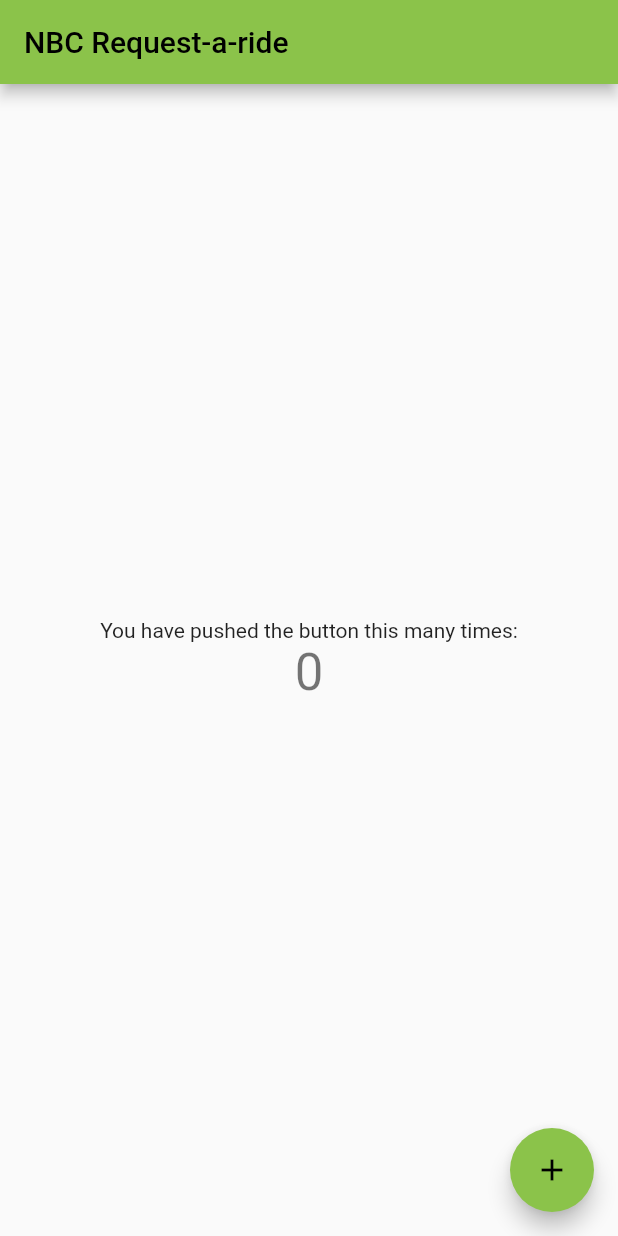
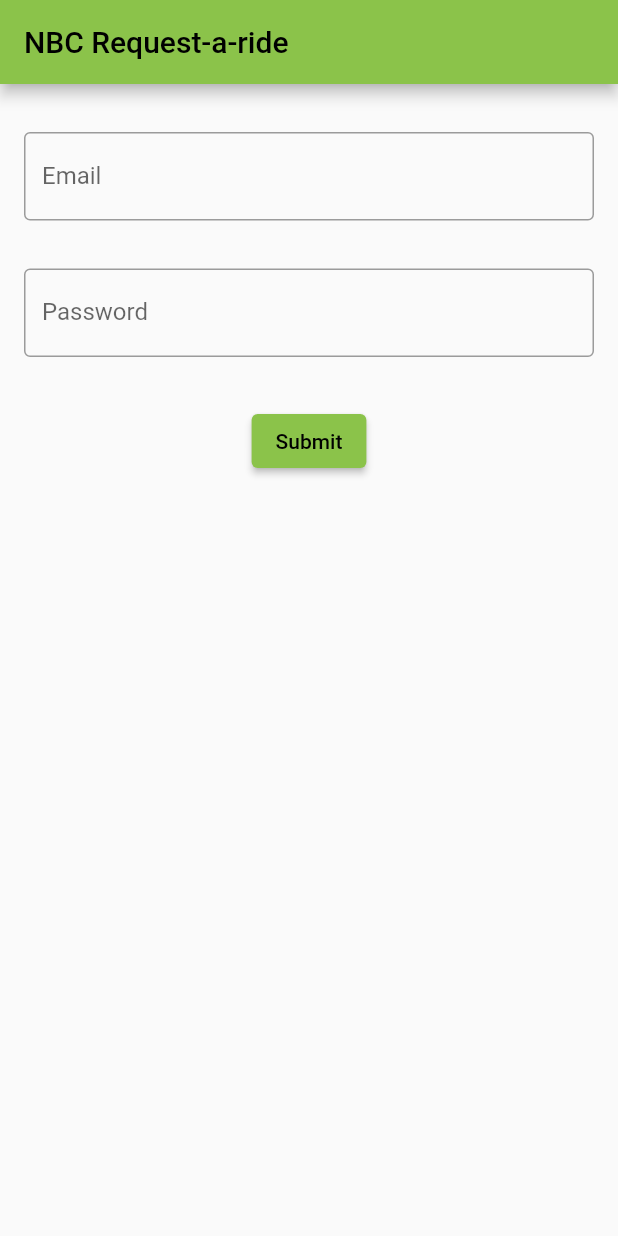
Before and after one commit to KamsiyonnaObi/request-a-ride-app, a Flutter app: the screen it shows after launch, on a phone screen of 412 x 824 dp. Run offline on Flutter 3.47's test engine with Material 2 defaults, Android fonts, the phone set to English and light mode, and no system bars.

Commit message:
Basic Login

```diff
--- a/lib/main.dart
+++ b/lib/main.dart
@@ -29,41 +29,116 @@
 }
 
 class _LoginState extends State<Login> {
-  int _counter = 0;
-
-  void _incrementCounter() {
-    setState(() {
-
-      _counter++;
-    });
-  }
+  final _formKey = GlobalKey<FormState>();
+  TextEditingController emailController = TextEditingController();
+  TextEditingController passwordController = TextEditingController();
 
   @override
   Widget build(BuildContext context) {
     return Scaffold(
       appBar: AppBar(
-
         title: Text(widget.title),
       ),
-      body: Center(
-        child: Column(
-          mainAxisAlignment: MainAxisAlignment.center,
-          children: <Widget>[
-            const Text(
-              'You have pushed the button this many times:',
-            ),
-            Text(
-              '$_counter',
-              style: Theme.of(context).textTheme.headlineMedium,
-            ),
-          ],
+      body: Form(
+        key: _formKey,
+        child: Padding(
+          padding: const EdgeInsets.symmetric(horizontal: 8, vertical: 16),
+          child: Column(
+            crossAxisAlignment: CrossAxisAlignment.center,
+            children: [
+              Padding(
+                padding:
+                    const EdgeInsets.symmetric(horizontal: 8, vertical: 16),
+                child: TextFormField(
+                  controller: emailController,
+                  decoration: const InputDecoration(
+                      border: OutlineInputBorder(), labelText: "Email"),
+                  validator: (value) {
+                    if (value == null || value.isEmpty) {
+                      return 'Please enter your email';
+                    }
+                    return null;
+                  },
+                ),
+              ),
+              Padding(
+                padding:
+                    const EdgeInsets.symmetric(horizontal: 8, vertical: 16),
+                child: TextFormField(
+                  controller: passwordController,
+                  obscureText: true,
+                  decoration: const InputDecoration(
+                      border: OutlineInputBorder(), labelText: "Password"),
+                  validator: (value) {
+                    if (value == null || value.isEmpty) {
+                      return 'Please enter your password';
+                    }
+                    return null;
+                  },
+                ),
+              ),
+              Padding(
+                padding:
+                    const EdgeInsets.symmetric(horizontal: 8, vertical: 16.0),
+                child: Center(
+                  child: ElevatedButton(
+                    onPressed: () {
+                      if (_formKey.currentState!.validate()) {
+                        if (emailController.text == "obison1@gmail.com" && passwordController.text == "daddy") {
+                          Navigator.push(
+                            context,
+                            MaterialPageRoute(
+                              builder: (context) => HomePage(
+                                email: emailController.text,
+                            )),
+                          );
+                        } else {
+                          ScaffoldMessenger.of(context).showSnackBar(
+                            const SnackBar(
+                              content: Text('Invalid Credentials')),
+                            );
+                        }
+                      } else {
+                        ScaffoldMessenger.of(context).showSnackBar(
+                          const SnackBar(content: Text('Please fill input')),
+                        );
+                      }
+                    },
+                    child: const Text('Submit'),
+                  ),
+                ),
+              ),
+            ],
+          ),
         ),
       ),
-      floatingActionButton: FloatingActionButton(
-        onPressed: _incrementCounter,
-        tooltip: 'Increment',
-        child: const Icon(Icons.add),
-      ), // This trailing comma makes auto-formatting nicer for build methods.
     );
   }
 }
+
+class HomePage extends StatelessWidget {
+  const HomePage({super.key, required this.email});
+
+  final String email;
+
+  @override
+  Widget build(BuildContext context) {
+    return Scaffold(
+        appBar: AppBar(
+          title: const Text('Home Page'),
+        ),
+        body: Column(
+          children: [
+            Text('App Under Construction 👷🏽‍♀️🔨'),
+            Center(
+              child: ElevatedButton(
+                onPressed: () {
+                  Navigator.pop(context);
+                },
+                child: const Text("Go back!"),
+              ),
+            ),
+          ],
+        ));
+  }
+}
```
